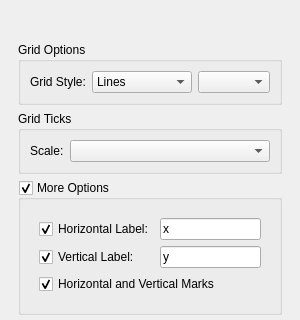
Above: src/spaceoptions.ui from KDE/khipu before the change; both pictures show x 0 to 300 and y 0 to 320 of the 300 by 522 pixel window. Below: the same form after it.
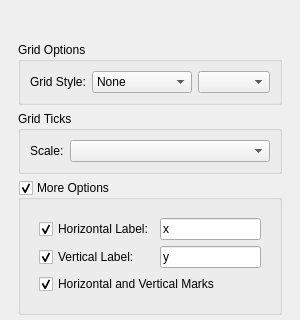
That is the form after the change. Custom widgets are drawn as their Qt base class.

Diff of the .ui file:
```diff
--- a/src/spaceoptions.ui
+++ b/src/spaceoptions.ui
@@ -80,7 +80,7 @@
               </sizepolicy>
              </property>
              <property name="currentIndex">
-              <number>1</number>
+              <number>0</number>
              </property>
              <item>
               <property name="text">
```
Left out of the diff: 6 changed lines with no effect on the pictures.
